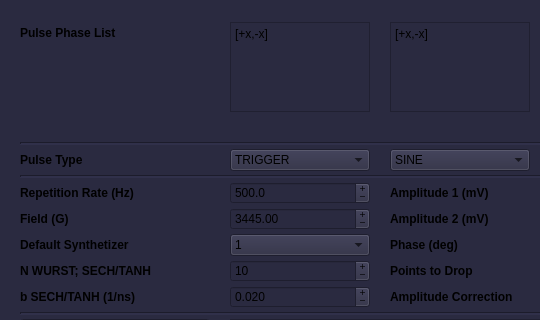
Above: atomize/control_center/gui/awg_phasing_main_window_insys.ui from Anatoly1010/Atomize_ITC before the change; both pictures show x 0 to 540 and y 187 to 507 of the 1350 by 654 pixel window. Below: the same form after it.
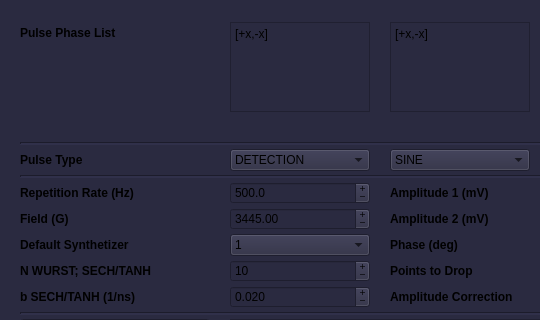
That is the form after the change.

What changed in the file:
```diff
--- a/atomize/control_center/gui/awg_phasing_main_window_insys.ui
+++ b/atomize/control_center/gui/awg_phasing_main_window_insys.ui
@@ -1751,7 +1751,7 @@
         </property>
         <item>
          <property name="text">
-          <string>TRIGGER</string>
+          <string>DETECTION</string>
          </property>
         </item>
        </widget>
```
Left out of the diff: 12 changed lines with no effect on the pictures.
